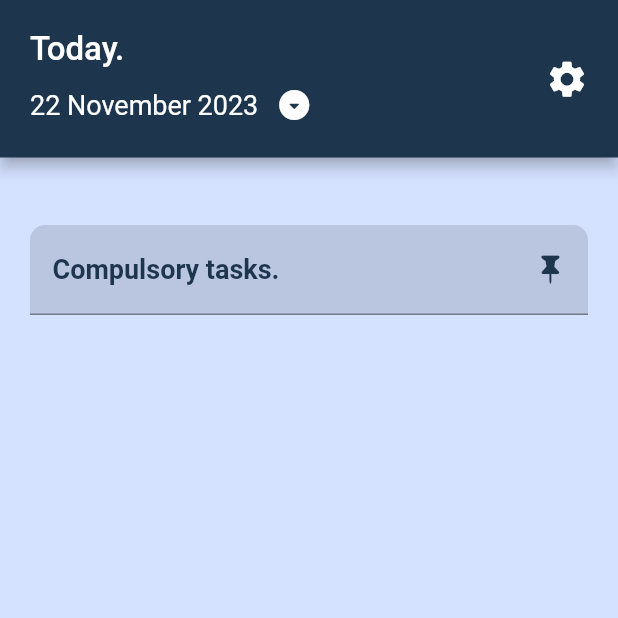
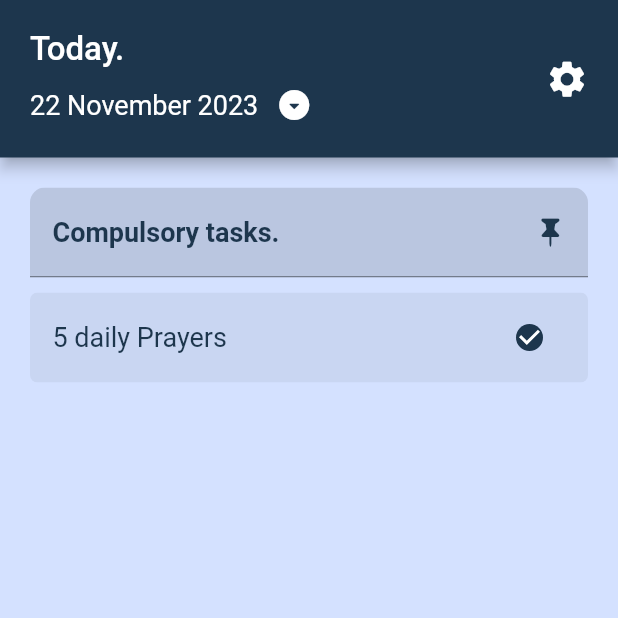
Before and after one commit to Alpha-Ronald/task_tracker-app, a Flutter app: the screen it shows after launch, on a phone screen of 412 x 824 dp, the top half of it. Run offline on Flutter 3.47's test engine with Material 2 defaults, Android fonts, the phone set to English and light mode, and no system bars.

Commit message:
Implementing Listview

```diff
--- /dev/null
+++ b/lib/Tiles.dart
@@ -0,0 +1,50 @@
+import 'package:flutter/material.dart';
+
+class HabitsTile extends StatelessWidget {
+  HabitsTile(
+      {super.key,
+      required this.taskName,
+      required this.taskComleted,
+      required Null Function() onChanged});
+
+  final String taskName;
+  final bool taskComleted;
+  Function(bool?)? onChanged;
+
+  @override
+  Widget build(BuildContext context) {
+    return Padding(
+        padding: const EdgeInsets.fromLTRB(20, 10, 20, 0),
+        child: ClipRRect(
+          borderRadius: BorderRadius.circular(5),
+          child: Container(
+            width: double.maxFinite,
+            height: 60,
+            decoration: BoxDecoration(
+              shape: BoxShape.rectangle,
+              color: Colors.black12.withOpacity(0.05),
+            ),
+            child: Padding(
+              padding: const EdgeInsets.all(15),
+              child: Row(
+                mainAxisAlignment: MainAxisAlignment.spaceBetween,
+                children: [
+                  Text(
+                    taskName,
+                    style: Theme.of(context).textTheme.displaySmall,
+                  ),
+                  Checkbox(
+                    value: taskComleted,
+                    onChanged: onChanged,
+                    activeColor: const Color(0xFF1D364D),
+                    shape: const CircleBorder(),
+                    fillColor:
+                        MaterialStateProperty.all(const Color(0xFF1D364D)),
+                  )
+                ],
+              ),
+            ),
+          ),
+        ));
+  }
+}
--- /dev/null
+++ b/lib/home_page_1.dart
@@ -0,0 +1,30 @@
+import 'package:flutter/material.dart';
+import 'package:tryout/widgets.dart';
+
+import 'Tiles.dart';
+
+class HomePage1 extends StatefulWidget {
+  const HomePage1({super.key});
+
+  @override
+  State<HomePage1> createState() => HomePage1State();
+}
+
+class HomePage1State extends State<HomePage1> {
+  @override
+  Widget build(BuildContext context) {
+    return ListView(children: [
+      Column(children: [
+        Column(
+          children: [
+            HabitsWidget(),
+            HabitsTile(
+                taskName: '5 daily Prayers',
+                taskComleted: true,
+                onChanged: () {})
+          ],
+        )
+      ])
+    ]);
+  }
+}
--- a/lib/home_page_body.dart
+++ b/lib/home_page_body.dart
@@ -48,7 +48,51 @@ class HomePageBody extends StatelessWidget {
                               )
                             ]))))
           ],
-        )
+        ),
+        const SizedBox(
+          height: 6,
+        ),
+        ClipRRect(
+          borderRadius: BorderRadius.circular(5),
+          child: Container(
+            width: double.maxFinite,
+            height: 60,
+            child: Padding(
+              padding: EdgeInsets.all(20),
+              child: Row(
+                mainAxisAlignment: MainAxisAlignment.spaceBetween,
+                children: [
+                  Text(
+                    '5 daily prayers',
+                    style: Theme.of(context).textTheme.headlineSmall,
+                  )
+                ],
+              ),
+            ),
+          ),
+        ),
+        const SizedBox(
+          height: 4,
+        ),
+        ClipRRect(
+          borderRadius: BorderRadius.circular(5),
+          child: Container(
+            width: double.maxFinite,
+            height: 60,
+            child: Padding(
+              padding: EdgeInsets.all(20),
+              child: Row(
+                mainAxisAlignment: MainAxisAlignment.spaceBetween,
+                children: [
+                  Text(
+                    'Daily Thanksgiving',
+                    style: Theme.of(context).textTheme.headlineSmall,
+                  )
+                ],
+              ),
+            ),
+          ),
+        ),
       ],
     );
   }
--- a/lib/main.dart
+++ b/lib/main.dart
@@ -1,6 +1,6 @@
 import 'package:flutter/material.dart';
 
-import 'home_page_body.dart';
+import 'home_page_1.dart';
 
 void main() {
   runApp(const MyApp());
@@ -29,7 +29,11 @@ final ThemeData customTheme = ThemeData(
         headlineSmall: TextStyle(
             fontSize: 18,
             color: Color(0xFF1D364D),
-            fontWeight: FontWeight.bold)));
+            fontWeight: FontWeight.bold),
+        displaySmall: TextStyle(
+          fontSize: 18,
+          color: Color(0xFF1D364D),
+        )));
 
 //0xFFD4E1FF
 //#1d364d
@@ -45,34 +49,7 @@ class HomePage extends StatelessWidget {
         preferredSize: Size.fromHeight(105.0), // Set the desired height
         child: CustomAppBar(),
       ),
-      body: const HomePageBody(),
-      /*body: Padding(
-            padding: const EdgeInsets.all(20),
-            child: Column(
-              mainAxisAlignment: MainAxisAlignment.start,
-              crossAxisAlignment: CrossAxisAlignment.start,
-              children: [
-                ClipRRect(
-                    borderRadius: const BorderRadius.only(
-                      topLeft: Radius.circular(10.0),
-                      topRight: Radius.circular(10.0),
-                    ),
-                    child: Container(
-                        width: double.maxFinite,
-                        height: 60,
-                        decoration: const BoxDecoration(
-                          shape: BoxShape.rectangle,
-                          color: Color(0x66000000),
-                          border: Border(
-                              bottom:
-                                  BorderSide(color: Colors.black38, width: 2)),
-                        ),
-                        child: const Padding(
-                          padding: EdgeInsets.all(20),
-                          child: Text('Compulsory tasks.'),
-                        )))
-              ],
-            ))*/
+      body: const HomePage1(),
     );
   }
 }
--- /dev/null
+++ b/lib/widgets.dart
@@ -0,0 +1,41 @@
+import 'package:flutter/cupertino.dart';
+import 'package:flutter/material.dart';
+
+class HabitsWidget extends StatelessWidget {
+  const HabitsWidget({super.key});
+
+  @override
+  Widget build(BuildContext context) {
+    return Padding(
+        padding: const EdgeInsets.fromLTRB(20, 20, 20, 0),
+        child: ClipRRect(
+            borderRadius: const BorderRadius.only(
+              topLeft: Radius.circular(10.0),
+              topRight: Radius.circular(10.0),
+            ),
+            child: Container(
+                width: double.maxFinite,
+                height: 60,
+                decoration: const BoxDecoration(
+                  shape: BoxShape.rectangle,
+                  color: Colors.black12,
+                  border: Border(
+                      bottom: BorderSide(color: Colors.black38, width: 1)),
+                ),
+                child: Padding(
+                    padding: const EdgeInsets.all(15),
+                    child: Row(
+                        mainAxisAlignment: MainAxisAlignment.spaceBetween,
+                        children: [
+                          Text(
+                            'Compulsory tasks.',
+                            style: Theme.of(context).textTheme.headlineSmall,
+                          ),
+                          const Icon(
+                            CupertinoIcons.pin_fill,
+                            color: Color(0xFF1D364D),
+                            size: 20,
+                          )
+                        ])))));
+  }
+}
```
Also changed, not shown: 1 other file.
